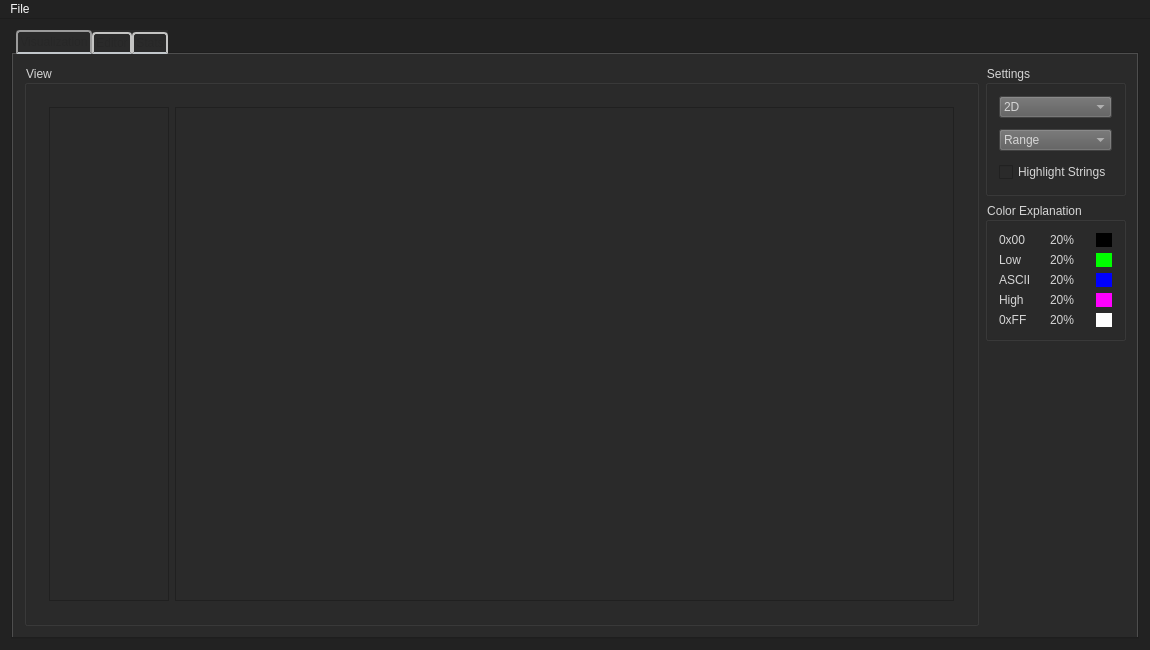
First picture: the form in Relooker/mainwindow.ui, repository Mixbo-zz/relooker, before the edit.
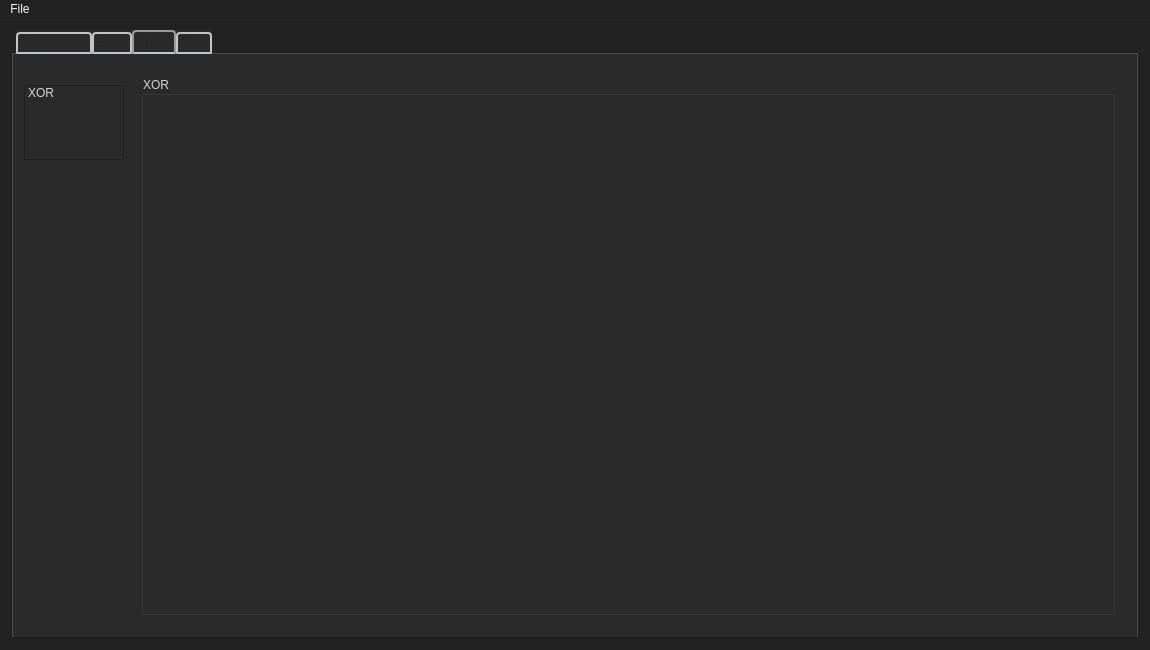
Second picture: the form after the edit. Custom widgets are drawn as their Qt base class.

Commit message: Added Crypto Tab

The edit to the form file:
```diff
--- a/Relooker/mainwindow.ui
+++ b/Relooker/mainwindow.ui
@@ -523,7 +523,7 @@
  }</string>
       </property>
       <property name="currentIndex">
-       <number>0</number>
+       <number>2</number>
       </property>
       <widget class="QWidget" name="tab_vis">
        <attribute name="title">
@@ -2714,6 +2714,83 @@
         </item>
        </layout>
       </widget>
+      <widget class="QWidget" name="tab_crypto">
+       <attribute name="title">
+        <string>Crypto</string>
+       </attribute>
+       <layout class="QGridLayout" name="gridLayout_13">
+        <item row="0" column="4">
+         <widget class="QStackedWidget" name="stackedCrypto">
+          <property name="maximumSize">
+           <size>
+            <width>16777215</width>
+            <height>16777215</height>
+           </size>
+          </property>
+          <widget class="QWidget" name="page">
+           <layout class="QGridLayout" name="gridLayout_14">
+            <item row="0" column="0">
+             <widget class="QGroupBox" name="groupBox">
+              <property name="title">
+               <string>XOR</string>
+              </property>
+             </widget>
+            </item>
+           </layout>
+          </widget>
+          <widget class="QWidget" name="page_2"/>
+         </widget>
+        </item>
+        <item row="0" column="0">
+         <layout class="QVBoxLayout" name="verticalLayout_5">
+          <item>
+           <spacer name="verticalSpacer_8">
+            <property name="orientation">
+             <enum>Qt::Vertical</enum>
+            </property>
+            <property name="sizeType">
+             <enum>QSizePolicy::Fixed</enum>
+            </property>
+            <property name="sizeHint" stdset="0">
+             <size>
+              <width>20</width>
+              <height>20</height>
+             </size>
+            </property>
+           </spacer>
+          </item>
+          <item>
+           <widget class="QListWidget" name="listWidget">
+            <property name="maximumSize">
+             <size>
+              <width>100</width>
+              <height>75</height>
+             </size>
+            </property>
+            <item>
+             <property name="text">
+              <string>XOR</string>
+             </property>
+            </item>
+           </widget>
+          </item>
+          <item>
+           <spacer name="verticalSpacer_7">
+            <property name="orientation">
+             <enum>Qt::Vertical</enum>
+            </property>
+            <property name="sizeHint" stdset="0">
+             <size>
+              <width>20</width>
+              <height>40</height>
+             </size>
+            </property>
+           </spacer>
+          </item>
+         </layout>
+        </item>
+       </layout>
+      </widget>
       <widget class="QWidget" name="tab_stats">
        <attribute name="title">
         <string>Stats</string>
```
The commit also changes 2 other files.
